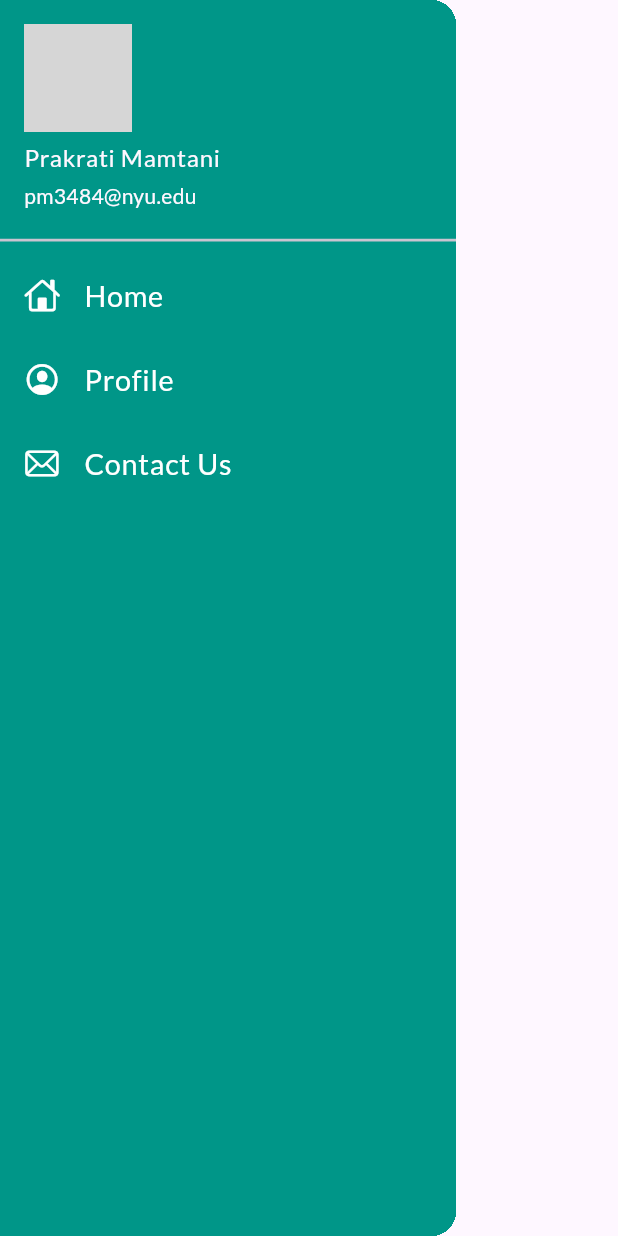
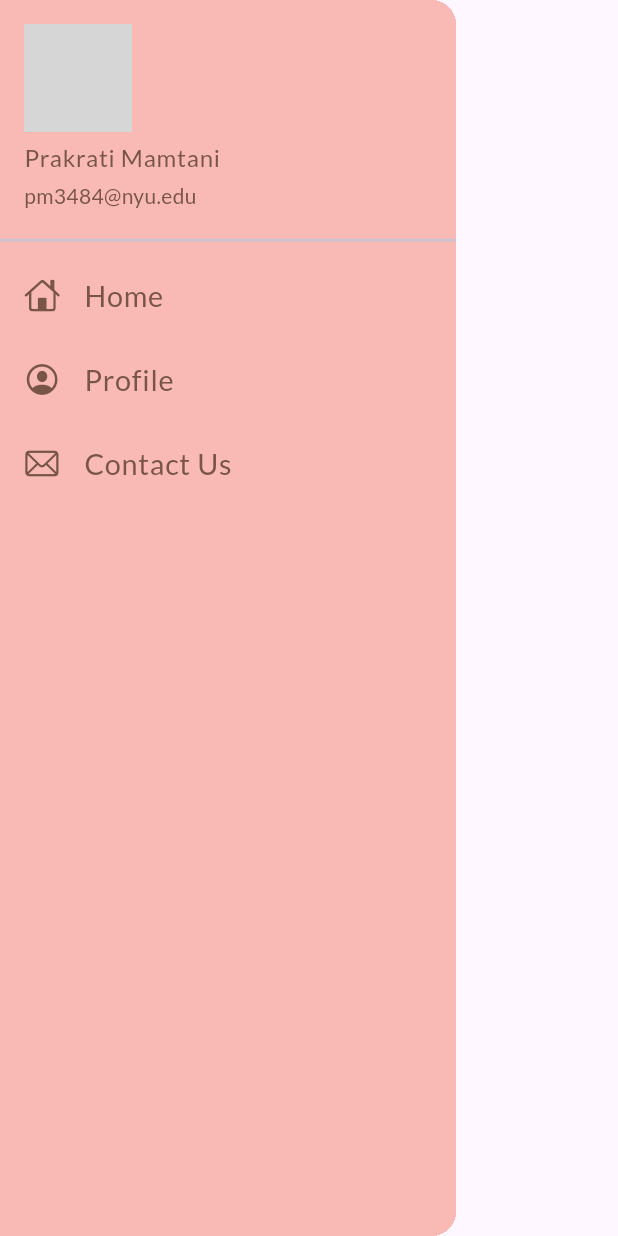
Before and after one commit to PrakratiMamtani01/FlutterDeveolopment, a Flutter app: the MyDrawer widget shown alone on an empty page, opened directly, on a phone screen of 412 x 824 dp. Run offline on Flutter 3.47's test engine with Material 3 defaults, Android fonts, the phone set to English and light mode, and no system bars; our stand-ins replace google_fonts; network calls fail; grey boxes are pictures that could not be loaded.

Commit message:
minor design changes

```diff
--- a/lib/widgets/drawer.dart
+++ b/lib/widgets/drawer.dart
@@ -1,6 +1,7 @@
 import 'package:flutter/cupertino.dart';
 import 'package:flutter/material.dart';
 import 'package:flutter/widgets.dart';
+import 'package:flutter_application_1/utils/themes.dart';
 
 class MyDrawer extends StatelessWidget {
   const MyDrawer({super.key});
@@ -12,16 +13,22 @@ class MyDrawer extends StatelessWidget {
   Widget build(BuildContext context) {
     return Drawer(
         child: Container(
-      color: Colors.teal,
+      color: MyTheme.rosePink,
       child: ListView(
         children: [
           DrawerHeader(
             padding: EdgeInsets.zero,
             child: UserAccountsDrawerHeader(
-              decoration: BoxDecoration(color: Colors.teal),
+              decoration: BoxDecoration(color: MyTheme.rosePink),
               margin: EdgeInsets.zero,
-              accountName: Text("Prakrati Mamtani"),
-              accountEmail: Text("pm3484@nyu.edu"),
+              accountName: Text(
+                "Prakrati Mamtani",
+                style: TextStyle(color: Colors.brown),
+              ),
+              accountEmail: Text(
+                "pm3484@nyu.edu",
+                style: TextStyle(color: Colors.brown),
+              ),
               currentAccountPicture: CircleAvatar(
                 backgroundImage: NetworkImage(imageUrl),
               ),
@@ -30,33 +37,33 @@ class MyDrawer extends StatelessWidget {
           ListTile(
             leading: Icon(
               CupertinoIcons.home,
-              color: Colors.white,
+              color: Colors.brown,
             ),
             title: Text(
               "Home",
-              style: TextStyle(color: Colors.white),
+              style: TextStyle(color: Colors.brown),
               textScaleFactor: 1.2,
             ),
           ),
           ListTile(
             leading: Icon(
               CupertinoIcons.profile_circled,
-              color: Colors.white,
+              color: Colors.brown,
             ),
             title: Text(
               "Profile",
-              style: TextStyle(color: Colors.white),
+              style: TextStyle(color: Colors.brown),
               textScaleFactor: 1.2,
             ),
           ),
           ListTile(
             leading: Icon(
               CupertinoIcons.mail,
-              color: Colors.white,
+              color: Colors.brown,
             ),
             title: Text(
               "Contact Us",
-              style: TextStyle(color: Colors.white),
+              style: TextStyle(color: Colors.brown),
               textScaleFactor: 1.2,
             ),
           ),
```
